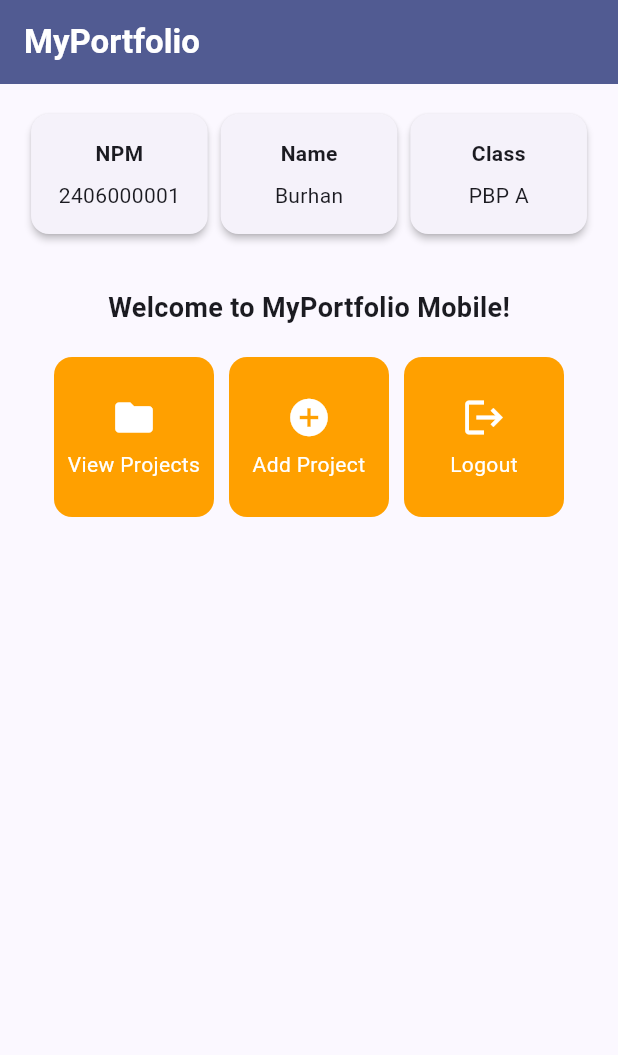
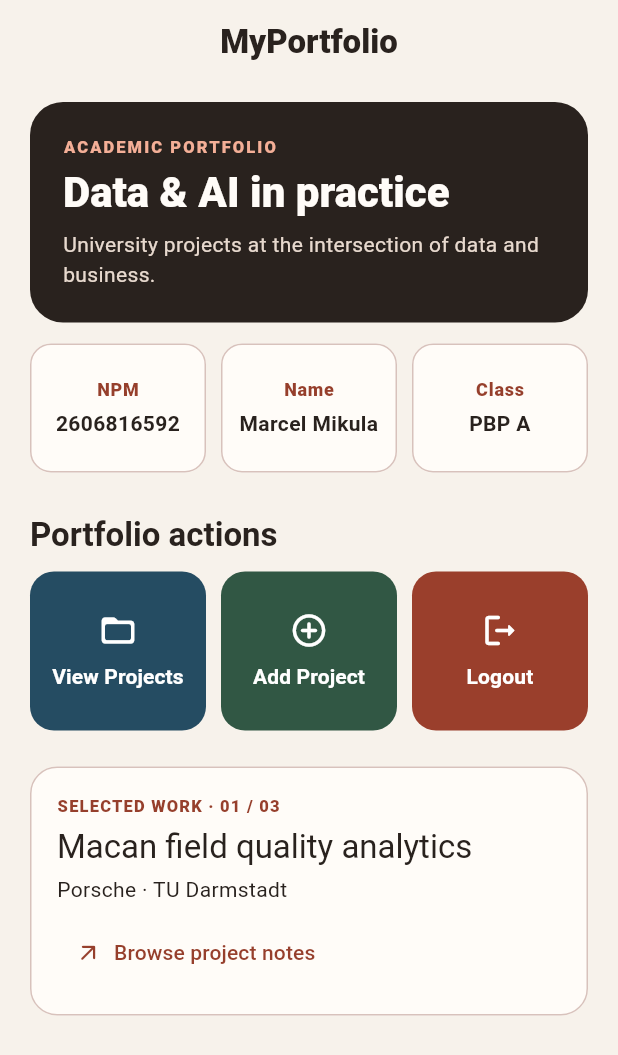
Before and after one commit to Marcelm1806/myportofolio_mobile, a Flutter app: the screen it shows after launch, on a phone screen of 412 x 824 dp. Shown: the top 1055 px of the screen. Run offline on Flutter 3.47's test engine with Material 3 defaults, Android fonts, the phone set to English and light mode, and no system bars.

Commit message:
feat: personalize Flutter portfolio and add project preview

```diff
--- a/lib/main.dart
+++ b/lib/main.dart
@@ -1,41 +1,28 @@
 import 'package:flutter/material.dart';
 import 'package:myportofolio_mobile/menu.dart';
 
-void main() {
-  runApp(const MyApp());
-}
+void main() => runApp(const MyApp());
 
 class MyApp extends StatelessWidget {
   const MyApp({super.key});
 
-  // This widget is the root of your application.
   @override
   Widget build(BuildContext context) {
     return MaterialApp(
-      title: 'MyPortfolio',
+      title: 'MyPortfolio Mobile',
+      debugShowCheckedModeBanner: false,
       theme: ThemeData(
-        // This is the theme of your application.
-        //
-        // TRY THIS: Try running your application with "flutter run". You'll see
-        // the application has a purple toolbar. Then, without quitting the app,
-        // try changing the seedColor in the colorScheme below to Colors.green
-        // and then invoke "hot reload" (save your changes or press the "hot
-        // reload" button in a Flutter-supported IDE, or press "r" if you used
-        // the command line to start the app).
-        //
-        // Notice that the counter didn't reset back to zero; the application
-        // state is not lost during the reload. To reset the state, use hot
-        // restart instead.
-        //
-        // This works for code too, not just values: Most code changes can be
-        // tested with just a hot reload.
-        colorScheme: .fromSeed(
-          seedColor: Colors.indigo,
-          secondary: Colors.amber[700],
-          ),
-          useMaterial3: true,
+        colorScheme: ColorScheme.fromSeed(
+          seedColor: const Color(0xFFA34A31),
+          primary: const Color(0xFF963F2C),
+          surface: const Color(0xFFFFFCF8),
+          onSurface: const Color(0xFF29221E),
+          onSurfaceVariant: const Color(0xFF635950),
+        ),
+        scaffoldBackgroundColor: const Color(0xFFF7F2EB),
+        useMaterial3: true,
       ),
-      home: MyHomePage(),
+      home: const MyHomePage(),
     );
   }
 }
--- a/lib/menu.dart
+++ b/lib/menu.dart
@@ -1,75 +1,139 @@
 import 'package:flutter/material.dart';
+import 'package:myportofolio_mobile/models/item_homepage.dart';
+import 'package:myportofolio_mobile/widgets/info_card.dart';
+import 'package:myportofolio_mobile/widgets/item_card.dart';
+import 'package:myportofolio_mobile/widgets/project_preview.dart';
 
 class MyHomePage extends StatelessWidget {
-  MyHomePage({super.key});
+  const MyHomePage({super.key});
 
-  final String npm = "2406000001";
-  final String nama = "Burhan";
-  final String kelas = "PBP A";
-
-  final List<ItemHomepage> items = [
-    ItemHomepage("View Projects", Icons.folder),
-    ItemHomepage("Add Project", Icons.add_circle),
-    ItemHomepage("Logout", Icons.logout),
+  static const _viewProjects = ItemHomepage(
+    name: 'View Projects',
+    icon: Icons.folder_open_rounded,
+    color: Color(0xFF254C62),
+  );
+  static const _items = [
+    _viewProjects,
+    ItemHomepage(
+      name: 'Add Project',
+      icon: Icons.add_circle_outline_rounded,
+      color: Color(0xFF315744),
+    ),
+    ItemHomepage(
+      name: 'Logout',
+      icon: Icons.logout_rounded,
+      color: Color(0xFF9A3F2C),
+    ),
   ];
 
   @override
   Widget build(BuildContext context) {
+    final theme = Theme.of(context);
     return Scaffold(
       appBar: AppBar(
-        title: const Text(
+        title: Text(
           'MyPortfolio',
-          style: TextStyle(
-            color: Colors.white,
-            fontWeight: FontWeight.bold,
+          style: theme.textTheme.titleLarge?.copyWith(
+            fontWeight: FontWeight.w800,
           ),
         ),
-        backgroundColor: Theme.of(context).colorScheme.primary,
+        centerTitle: true,
+        backgroundColor: theme.scaffoldBackgroundColor,
       ),
-      body: Padding(
-        padding: const EdgeInsets.all(16.0),
-        child: Column(
-          crossAxisAlignment: CrossAxisAlignment.center,
-          children: [
-            // Horizontal row showing 3 InfoCards.
-            Row(
-              mainAxisAlignment: MainAxisAlignment.spaceEvenly,
-              children: [
-                InfoCard(title: 'NPM', content: npm),
-                InfoCard(title: 'Name', content: nama),
-                InfoCard(title: 'Class', content: kelas),
-              ],
-            ),
-
-            const SizedBox(height: 16.0),
-
-            // Greeting and 3-column action grid.
-            Center(
+      body: SafeArea(
+        top: false,
+        child: SingleChildScrollView(
+          padding: const EdgeInsets.fromLTRB(20, 12, 20, 28),
+          child: Center(
+            child: ConstrainedBox(
+              constraints: const BoxConstraints(maxWidth: 720),
               child: Column(
+                crossAxisAlignment: CrossAxisAlignment.stretch,
                 children: [
-                  const Padding(
-                    padding: EdgeInsets.only(top: 16.0),
+                  const _Introduction(),
+                  const SizedBox(height: 14),
+                  const _CardGroup(
+                    children: [
+                      InfoCard(title: 'NPM', content: '2606816592'),
+                      InfoCard(title: 'Name', content: 'Marcel Mikula'),
+                      InfoCard(title: 'Class', content: 'PBP A'),
+                    ],
+                  ),
+                  const SizedBox(height: 28),
+                  Semantics(
+                    header: true,
                     child: Text(
-                      'Welcome to MyPortfolio Mobile!',
-                      style: TextStyle(
-                        fontWeight: FontWeight.bold,
-                        fontSize: 18.0,
+                      'Portfolio actions',
+                      style: theme.textTheme.titleLarge?.copyWith(
+                        fontWeight: FontWeight.w700,
                       ),
                     ),
                   ),
+                  const SizedBox(height: 10),
+                  _CardGroup(
+                    children: [
+                      for (final item in _items)
+                        ItemCard(
+                          item,
+                          onPreview: item == _viewProjects
+                              ? () => showProjectPreview(context)
+                              : null,
+                        ),
+                    ],
+                  ),
+                  const SizedBox(height: 24),
+                  const ProjectHighlight(),
+                ],
+              ),
+            ),
+          ),
+        ),
+      ),
+    );
+  }
+}
 
-                  GridView.count(
-                    primary: true,
-                    padding: const EdgeInsets.all(20),
-                    crossAxisSpacing: 10,
-                    mainAxisSpacing: 10,
-                    crossAxisCount: 3,
-                    shrinkWrap: true,
-                    children: items.map((ItemHomepage item) {
-                      return ItemCard(item);
-                    }).toList(),
-                  ),
-                ],
+class _Introduction extends StatelessWidget {
+  const _Introduction();
+
+  @override
+  Widget build(BuildContext context) {
+    final textTheme = Theme.of(context).textTheme;
+    return DecoratedBox(
+      decoration: BoxDecoration(
+        color: const Color(0xFF29221E),
+        borderRadius: BorderRadius.circular(22),
+      ),
+      child: Padding(
+        padding: const EdgeInsets.all(22),
+        child: Column(
+          crossAxisAlignment: CrossAxisAlignment.start,
+          children: [
+            Text(
+              'ACADEMIC PORTFOLIO',
+              style: textTheme.labelSmall?.copyWith(
+                color: const Color(0xFFF4AF97),
+                fontWeight: FontWeight.w800,
+                letterSpacing: 1.4,
+              ),
+            ),
+            const SizedBox(height: 8),
+            Semantics(
+              header: true,
+              child: Text(
+                'Data & AI in practice',
+                style: textTheme.headlineMedium?.copyWith(
+                  color: const Color(0xFFFFFCF8),
+                  fontWeight: FontWeight.w800,
+                  height: 1.05,
+                ),
+              ),
+            ),
+            const SizedBox(height: 10),
+            Text(
+              'University projects at the intersection of data and business.',
+              style: textTheme.bodyMedium?.copyWith(
+                color: const Color(0xFFE7D9CE),
               ),
             ),
           ],
@@ -79,82 +143,40 @@ class MyHomePage extends StatelessWidget {
   }
 }
 
-class InfoCard extends StatelessWidget {
-  // Information card displaying a title and its associated content.
-  final String title;
-  final String content;
+class _CardGroup extends StatelessWidget {
+  const _CardGroup({required this.children});
 
-  const InfoCard({super.key, required this.title, required this.content});
+  final List<Widget> children;
 
   @override
   Widget build(BuildContext context) {
-    return Card(
-      elevation: 2.0,
-      child: Container(
-        width: MediaQuery.of(context).size.width / 3.5,
-        padding: const EdgeInsets.all(16.0),
-        child: Column(
+    const gap = 10.0;
+    return LayoutBuilder(
+      builder: (context, constraints) {
+        // Let long labels and large accessibility text grow vertically.
+        final fitsInRow =
+            constraints.maxWidth >= 320 &&
+            MediaQuery.textScalerOf(context).scale(14) <= 17;
+        if (fitsInRow) {
+          return Row(
+            children: [
+              for (var index = 0; index < children.length; index++) ...[
+                if (index > 0) const SizedBox(width: gap),
+                Expanded(child: children[index]),
+              ],
+            ],
+          );
+        }
+        return Column(
+          crossAxisAlignment: CrossAxisAlignment.stretch,
           children: [
-            Text(
-              title,
-              style: const TextStyle(fontWeight: FontWeight.bold),
-            ),
-            const SizedBox(height: 8.0),
-            Text(content),
+            for (var index = 0; index < children.length; index++) ...[
+              if (index > 0) const SizedBox(height: gap),
+              children[index],
+            ],
           ],
-        ),
-      ),
+        );
+      },
     );
   }
 }
-
-class ItemHomepage {
-  final String name;
-  final IconData icon;
-
-  ItemHomepage(this.name, this.icon);
-}
-
-class ItemCard extends StatelessWidget {
-  final ItemHomepage item;
-
-  const ItemCard(this.item, {super.key});
-
-  @override
-  Widget build(BuildContext context) {
-    return Material(
-      color: Theme.of(context).colorScheme.secondary,
-      borderRadius: BorderRadius.circular(12),
-      child: InkWell(
-        onTap: () {
-          ScaffoldMessenger.of(context)
-            ..hideCurrentSnackBar()
-            ..showSnackBar(
-              SnackBar(content: Text("You pressed the ${item.name} button!"))
-            );
-        },
-        child: Container(
-          padding: const EdgeInsets.all(8),
-          child: Center(
-            child: Column(
-              mainAxisAlignment: MainAxisAlignment.center,
-              children: [
-                Icon(
-                  item.icon,
-                  color: Colors.white,
-                  size: 30.0,
-                ),
-                const Padding(padding: EdgeInsets.all(3)),
-                Text(
-                  item.name,
-                  textAlign: TextAlign.center,
-                  style: const TextStyle(color: Colors.white),
-                ),
-              ],
-            ),
-          ),
-        ),
-      ),
-    );
-  }
-}
--- /dev/null
+++ b/lib/models/item_homepage.dart
@@ -0,0 +1,15 @@
+import 'package:flutter/material.dart';
+
+/// The visual identity of one action, independent of how it is rendered.
+@immutable
+class ItemHomepage {
+  const ItemHomepage({
+    required this.name,
+    required this.icon,
+    required this.color,
+  });
+
+  final String name;
+  final IconData icon;
+  final Color color;
+}
--- /dev/null
+++ b/lib/widgets/info_card.dart
@@ -0,0 +1,50 @@
+import 'package:flutter/material.dart';
+
+class InfoCard extends StatelessWidget {
+  const InfoCard({super.key, required this.title, required this.content});
+
+  final String title;
+  final String content;
+
+  @override
+  Widget build(BuildContext context) {
+    final theme = Theme.of(context);
+    return Card(
+      margin: EdgeInsets.zero,
+      elevation: 0,
+      color: theme.colorScheme.surface,
+      shape: RoundedRectangleBorder(
+        borderRadius: BorderRadius.circular(14),
+        side: BorderSide(color: theme.colorScheme.outlineVariant),
+      ),
+      child: ConstrainedBox(
+        constraints: const BoxConstraints(minHeight: 86),
+        child: Padding(
+          padding: const EdgeInsets.symmetric(horizontal: 10, vertical: 12),
+          child: Column(
+            mainAxisSize: MainAxisSize.min,
+            mainAxisAlignment: MainAxisAlignment.center,
+            children: [
+              Text(
+                title,
+                style: theme.textTheme.labelMedium?.copyWith(
+                  color: theme.colorScheme.primary,
+                  fontWeight: FontWeight.w800,
+                  letterSpacing: 0.5,
+                ),
+              ),
+              const SizedBox(height: 4),
+              Text(
+                content,
+                textAlign: TextAlign.center,
+                style: theme.textTheme.bodyMedium?.copyWith(
+                  fontWeight: FontWeight.w700,
+                ),
+              ),
+            ],
+          ),
+        ),
+      ),
+    );
+  }
+}
--- /dev/null
+++ b/lib/widgets/item_card.dart
@@ -0,0 +1,65 @@
+import 'package:flutter/material.dart';
+import 'package:myportofolio_mobile/models/item_homepage.dart';
+
+class ItemCard extends StatelessWidget {
+  const ItemCard(this.item, {super.key, this.onPreview});
+
+  final ItemHomepage item;
+  final VoidCallback? onPreview;
+
+  void _showFeedback(BuildContext context) {
+    final preview = onPreview;
+    // Replace an old message rather than queueing one for every quick tap.
+    ScaffoldMessenger.of(context)
+      ..clearSnackBars()
+      ..showSnackBar(
+        SnackBar(
+          behavior: SnackBarBehavior.floating,
+          content: Text('You pressed the ${item.name} button!'),
+          action: preview == null
+              ? null
+              : SnackBarAction(label: 'Preview', onPressed: preview),
+        ),
+      );
+  }
+
+  @override
+  Widget build(BuildContext context) {
+    return Semantics(
+      button: true,
+      child: Material(
+        color: item.color,
+        borderRadius: BorderRadius.circular(16),
+        clipBehavior: Clip.antiAlias,
+        child: InkWell(
+          onTap: () => _showFeedback(context),
+          focusColor: Colors.white24,
+          hoverColor: Colors.white12,
+          splashColor: Colors.white24,
+          child: ConstrainedBox(
+            constraints: const BoxConstraints(minHeight: 106),
+            child: Padding(
+              padding: const EdgeInsets.all(12),
+              child: Column(
+                mainAxisSize: MainAxisSize.min,
+                mainAxisAlignment: MainAxisAlignment.center,
+                children: [
+                  Icon(item.icon, size: 26, color: Colors.white),
+                  const SizedBox(height: 8),
+                  Text(
+                    item.name,
+                    textAlign: TextAlign.center,
+                    style: Theme.of(context).textTheme.labelLarge?.copyWith(
+                      color: Colors.white,
+                      fontWeight: FontWeight.w700,
+                    ),
+                  ),
+                ],
+              ),
+            ),
+          ),
+        ),
+      ),
+    );
+  }
+}
--- /dev/null
+++ b/lib/widgets/project_preview.dart
@@ -0,0 +1,120 @@
+import 'package:flutter/material.dart';
+
+const _projects = [
+  (
+    context: 'Porsche · TU Darmstadt',
+    title: 'Macan field quality analytics',
+    summary:
+        'Developed a co-occurrence approach to find diagnostic trouble codes '
+        'that appeared together in vehicle data.',
+  ),
+  (
+    context: 'ING · TU Darmstadt',
+    title: 'Explainable AI for language models',
+    summary:
+        'Used SHAP to explain model predictions and helped prototype an '
+        'interface for exploring them.',
+  ),
+  (
+    context: 'University of Mannheim',
+    title: 'Object-centric anomaly detection',
+    summary:
+        'Explored how process mining can detect unusual behaviour across '
+        'related objects in an event log.',
+  ),
+];
+
+void showProjectPreview(BuildContext context) {
+  showModalBottomSheet<void>(
+    context: context,
+    showDragHandle: true,
+    useSafeArea: true,
+    builder: (context) {
+      final theme = Theme.of(context);
+      return SafeArea(
+        top: false,
+        child: ListView(
+          shrinkWrap: true,
+          padding: const EdgeInsets.fromLTRB(24, 0, 24, 20),
+          children: [
+            Semantics(
+              header: true,
+              child: Text('Project preview', style: theme.textTheme.titleLarge),
+            ),
+            for (final project in _projects)
+              Padding(
+                padding: const EdgeInsets.only(top: 16),
+                child: Column(
+                  crossAxisAlignment: CrossAxisAlignment.start,
+                  children: [
+                    Text(
+                      project.context,
+                      style: theme.textTheme.labelMedium?.copyWith(
+                        color: theme.colorScheme.primary,
+                      ),
+                    ),
+                    Text(project.title, style: theme.textTheme.titleMedium),
+                    const SizedBox(height: 4),
+                    Text(project.summary, style: theme.textTheme.bodyMedium),
+                  ],
+                ),
+              ),
+            const SizedBox(height: 12),
+            Align(
+              alignment: Alignment.centerRight,
+              child: TextButton(
+                onPressed: () => Navigator.of(context).pop(),
+                child: const Text('Close preview'),
+              ),
+            ),
+          ],
+        ),
+      );
+    },
+  );
+}
+
+class ProjectHighlight extends StatelessWidget {
+  const ProjectHighlight({super.key});
+
+  @override
+  Widget build(BuildContext context) {
+    final theme = Theme.of(context);
+    final featured = _projects.first;
+    return Card(
+      margin: EdgeInsets.zero,
+      elevation: 0,
+      color: theme.colorScheme.surface,
+      shape: RoundedRectangleBorder(
+        borderRadius: BorderRadius.circular(18),
+        side: BorderSide(color: theme.colorScheme.outlineVariant),
+      ),
+      child: Padding(
+        padding: const EdgeInsets.all(18),
+        child: Column(
+          crossAxisAlignment: CrossAxisAlignment.start,
+          children: [
+            Text(
+              'SELECTED WORK · 01 / 03',
+              style: theme.textTheme.labelSmall?.copyWith(
+                color: theme.colorScheme.primary,
+                fontWeight: FontWeight.w800,
+                letterSpacing: 0.8,
+              ),
+            ),
+            const SizedBox(height: 6),
+            Text(featured.title, style: theme.textTheme.titleLarge),
+            const SizedBox(height: 4),
+            Text(featured.context, style: theme.textTheme.bodyMedium),
+            const SizedBox(height: 8),
+            TextButton.icon(
+              onPressed: () => showProjectPreview(context),
+              icon: const Icon(Icons.arrow_outward_rounded, size: 18),
+              label: const Text('Browse project notes'),
+            ),
+          ],
+        ),
+      ),
+    );
+  }
+}
```
Also changed, not shown: 1 other file.
